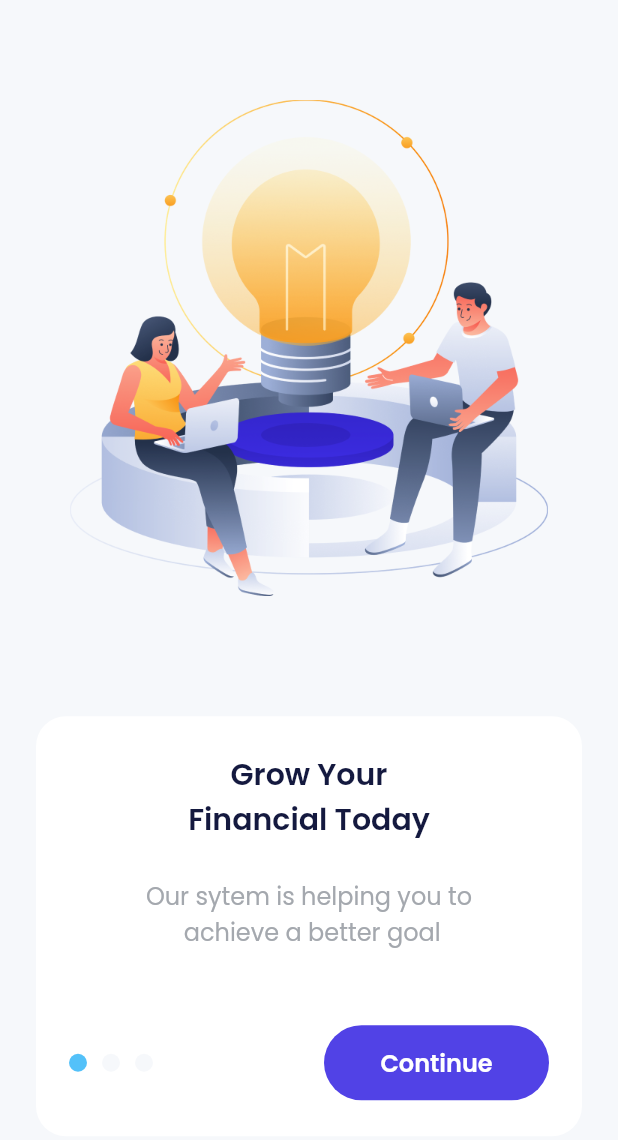
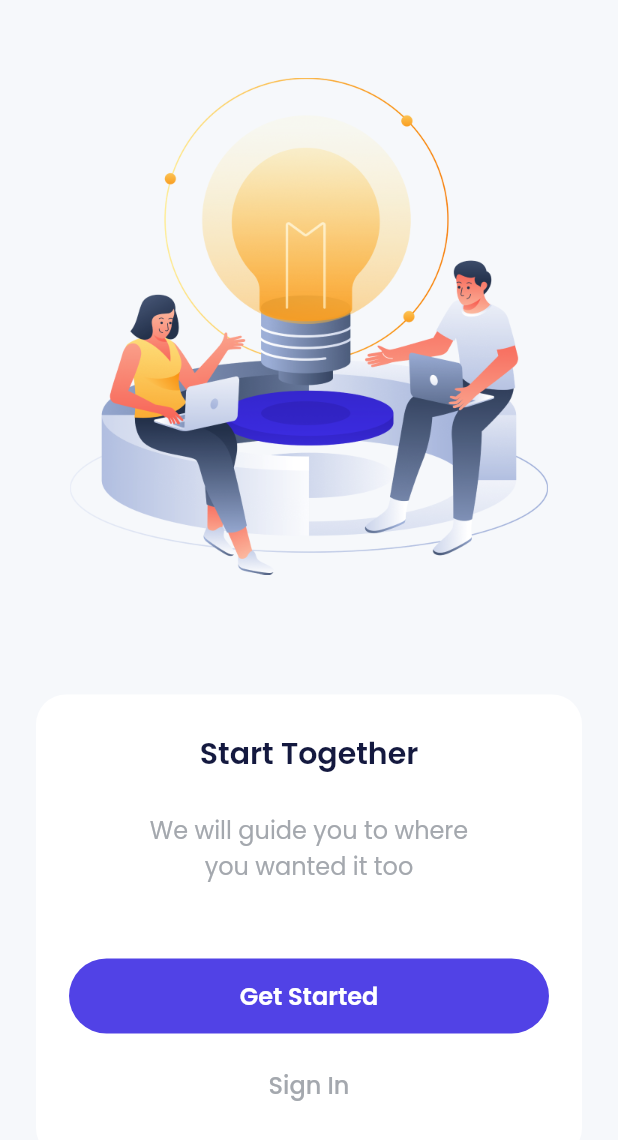
Before and after one commit to AhmadHidayat120402/e-wallet, a Flutter app: the screen it shows after launch, swiped to page 3, on a phone screen of 412 x 824 dp. Shown: the top 1140 px of the screen. Run offline on Flutter 3.47's test engine with Material 2 defaults, Android fonts, the phone set to English and light mode, and no system bars; drawn by our look-alikes of carousel_slider; our stand-ins replace google_fonts.

Commit message:
finish sigin signup

```diff
--- a/lib/main.dart
+++ b/lib/main.dart
@@ -1,4 +1,11 @@
-import 'package:bank_sha/shared/theme.dart';
+// import 'package:bank_sha/shared/theme.dart';
+import 'package:bank_sha/ui/pages/home_page.dart';
+import 'package:bank_sha/ui/pages/onboarding_page.dart';
+import 'package:bank_sha/ui/pages/sign_in_page.dart';
+import 'package:bank_sha/ui/pages/sign_up_page.dart';
+import 'package:bank_sha/ui/pages/sign_up_set_ktp.dart';
+import 'package:bank_sha/ui/pages/sign_up_set_profile.dart';
+import 'package:bank_sha/ui/pages/sign_up_success_page.dart';
 import 'package:bank_sha/ui/pages/splash_page.dart';
 import 'package:flutter/material.dart';
 
@@ -11,9 +18,19 @@ class MyApp extends StatelessWidget {
 
   @override
   Widget build(BuildContext context) {
-    return const MaterialApp(
+    return MaterialApp(
       debugShowCheckedModeBanner: false,
-      home: SplashPage(),
+      // home: SplashPage(),
+      routes: {
+        '/': (context) => const SplashPage(),
+        '/onboarding': (context) => const OnboardingPage(),
+        '/sign-in': (context) => const SignInPage(),
+        '/sign-up': (context) => const SignUpPage(),
+        '/sign-up-set-profile': (context) => const SignUpSetProfile(),
+        '/sign-up-set-ktp': (context) => const SignUpSetKtpPage(),
+        '/sign-up-success': (context) => const SignUpSuccessPage(),
+        '/home': (context) => const HomePage()
+      },
     );
   }
 }
--- a/lib/ui/pages/onboarding_page.dart
+++ b/lib/ui/pages/onboarding_page.dart
@@ -1,15 +1,37 @@
 import 'package:bank_sha/shared/theme.dart';
+// import 'package:bank_sha/ui/pages/sign_in_page.dart';
+import 'package:bank_sha/ui/widgets/button.dart';
 import 'package:flutter/material.dart';
 import 'package:carousel_slider/carousel_slider.dart';
 
-class OnboardingPage extends StatelessWidget {
+class OnboardingPage extends StatefulWidget {
   const OnboardingPage({super.key});
+
+  @override
+  State<OnboardingPage> createState() => _OnboardingPageState();
+}
+
+class _OnboardingPageState extends State<OnboardingPage> {
+  int currentIndex = 0;
+  CarouselController carouselController = CarouselController();
+
+  List title = [
+    'Grow Your\nFinancial Today',
+    'Build From\nZero to Freedom',
+    'Start Together'
+  ];
+  List subtitle = [
+    'Our system is helping you to\nachieve a better goal',
+    'We provide tips for you so that\nyou can adapt easier',
+    'We will guide you to where\nyou wanted it too'
+  ];
 
   @override
   Widget build(BuildContext context) {
     return Scaffold(
       backgroundColor: lightBackgroundColor,
-      body: Center(
+      body: SafeArea(
+        child: Center(
           child: Column(
             mainAxisAlignment: MainAxisAlignment.center,
             children: [
@@ -32,7 +54,13 @@ class OnboardingPage extends StatelessWidget {
                   height: 331,
                   viewportFraction: 1,
                   enableInfiniteScroll: false,
+                  onPageChanged: (index, reason) {
+                    setState(() {
+                      currentIndex = index;
+                    });
+                  },
                 ),
+                carouselController: carouselController,
               ),
               const SizedBox(
                 height: 80,
@@ -50,7 +78,7 @@ class OnboardingPage extends StatelessWidget {
                 child: Column(
                   children: [
                     Text(
-                    "Grow Your\nFinancial Today",
+                      title[currentIndex],
                       style: blackTextStyle.copyWith(
                         fontSize: 20,
                         fontWeight: semiBold,
@@ -59,7 +87,7 @@ class OnboardingPage extends StatelessWidget {
                     ),
                     const SizedBox(height: 24),
                     Text(
-                    "Our sytem is helping you to\n achieve a better goal",
+                      subtitle[currentIndex],
                       style: greyTextStyle.copyWith(
                           fontSize: 16, fontWeight: regular),
                       textAlign: TextAlign.center,
@@ -67,7 +95,26 @@ class OnboardingPage extends StatelessWidget {
                     const SizedBox(
                       height: 50,
                     ),
-                  Row(
+                    currentIndex == 2
+                        ? Column(
+                            children: [
+                              CustomeFilledButton(
+                                title: "Get Started",
+                                onPressed: () {
+                                  Navigator.pushNamed(context, '/sign-up');
+                                },
+                              ),
+                              const SizedBox(
+                                height: 9,
+                              ),
+                              CustomeTextButton(
+                                  title: "Sign In",
+                                  onPressed: () {
+                                    Navigator.pushNamed(context, '/sign-in');
+                                  })
+                            ],
+                          )
+                        : Row(
                             children: [
                               Container(
                                 height: 12,
@@ -75,7 +122,9 @@ class OnboardingPage extends StatelessWidget {
                                 margin: const EdgeInsets.only(right: 10),
                                 decoration: BoxDecoration(
                                   shape: BoxShape.circle,
-                          color: blueColor,
+                                  color: currentIndex == 0
+                                      ? blueColor
+                                      : lightBackgroundColor,
                                 ),
                               ),
                               Container(
@@ -84,7 +133,9 @@ class OnboardingPage extends StatelessWidget {
                                 margin: const EdgeInsets.only(right: 10),
                                 decoration: BoxDecoration(
                                   shape: BoxShape.circle,
-                          color: lightBackgroundColor,
+                                  color: currentIndex == 1
+                                      ? blueColor
+                                      : lightBackgroundColor,
                                 ),
                               ),
                               Container(
@@ -93,28 +144,19 @@ class OnboardingPage extends StatelessWidget {
                                 margin: const EdgeInsets.only(right: 10),
                                 decoration: BoxDecoration(
                                   shape: BoxShape.circle,
-                          color: lightBackgroundColor,
+                                  color: currentIndex == 2
+                                      ? blueColor
+                                      : lightBackgroundColor,
                                 ),
                               ),
                               const Spacer(),
-                      SizedBox(
-                        width: 150,
-                        height: 50,
-                        child: TextButton(
-                          onPressed: () {},
-                          style: TextButton.styleFrom(
-                            backgroundColor: purpleColor,
-                            shape: RoundedRectangleBorder(
-                              borderRadius: BorderRadius.circular(56),
-                            ),
-                          ),
-                          child: Text(
-                            "Continue",
-                            style: whiteTextStyle.copyWith(
-                                fontSize: 16, fontWeight: semiBold),
-                          ),
-                        ),
-                      ),
+                              CustomeFilledButton(
+                                title: "Continue",
+                                width: 155,
+                                onPressed: () {
+                                  carouselController.nextPage();
+                                },
+                              )
                             ],
                           )
                   ],
@@ -123,6 +165,7 @@ class OnboardingPage extends StatelessWidget {
             ],
           ),
         ),
+      ),
     );
   }
 }
--- /dev/null
+++ b/lib/ui/widgets/button.dart
@@ -0,0 +1,66 @@
+import 'package:bank_sha/shared/theme.dart';
+import 'package:flutter/material.dart';
+
+class CustomeFilledButton extends StatelessWidget {
+  final String title;
+  final double width;
+  final double height;
+  final VoidCallback? onPressed;
+  const CustomeFilledButton(
+      {super.key,
+      required this.title,
+      this.width = double.infinity,
+      this.height = 50,
+      this.onPressed});
+
+  @override
+  Widget build(BuildContext context) {
+    return SizedBox(
+      width: width,
+      height: height,
+      child: TextButton(
+        onPressed: onPressed,
+        style: TextButton.styleFrom(
+          backgroundColor: purpleColor,
+          shape: RoundedRectangleBorder(
+            borderRadius: BorderRadius.circular(56),
+          ),
+        ),
+        child: Text(
+          title,
+          style: whiteTextStyle.copyWith(fontSize: 16, fontWeight: semiBold),
+        ),
+      ),
+    );
+  }
+}
+
+class CustomeTextButton extends StatelessWidget {
+  final String title;
+  final double width;
+  final double height;
+  final VoidCallback? onPressed;
+  const CustomeTextButton(
+      {super.key,
+      required this.title,
+      this.width = double.infinity,
+      this.height = 50,
+      this.onPressed});
+
+  @override
+  Widget build(BuildContext context) {
+    return SizedBox(
+      width: width,
+      height: height,
+      child: TextButton(
+        onPressed: onPressed,
+        style: TextButton.styleFrom(
+            padding: EdgeInsets.zero, shape: const StadiumBorder()),
+        child: Text(
+          title,
+          style: greyTextStyle.copyWith(fontSize: 16),
+        ),
+      ),
+    );
+  }
+}
```
Also changed, not shown: lib/ui/pages/home_page.dart (added, +10 -0 lines), lib/ui/pages/sign_in_page.dart (added, +88 -0 lines), lib/ui/pages/sign_up_page.dart (added, +82 -0 lines), lib/ui/pages/sign_up_set_ktp.dart (added, +93 -0 lines), lib/ui/pages/sign_up_set_profile.dart (added, +98 -0 lines), lib/ui/pages/sign_up_success_page.dart (added, +43 -0 lines), lib/ui/pages/splash_page.dart (+2 -9 lines), lib/ui/widgets/forms.dart (added, +36 -0 lines). Lines whose indentation alone changed are shown as unchanged.
